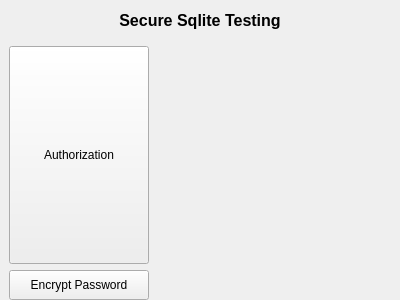
Old version of the form QtGuiApplicationTest/QtGuiApplicationTest/MiscellaneousWxSqlite3.ui in the repository xautshuanglong/QtLearningRepository.
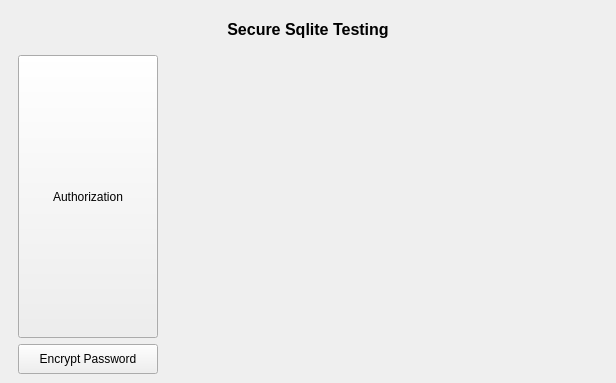
New version of the form. Custom widgets are drawn as their Qt base class.

What changed in the file:
```diff
--- a/QtGuiApplicationTest/QtGuiApplicationTest/MiscellaneousWxSqlite3.ui
+++ b/QtGuiApplicationTest/QtGuiApplicationTest/MiscellaneousWxSqlite3.ui
@@ -6,8 +6,8 @@
    <rect>
     <x>0</x>
     <y>0</y>
-    <width>400</width>
-    <height>300</height>
+    <width>616</width>
+    <height>383</height>
    </rect>
   </property>
   <property name="windowTitle">
@@ -15,16 +15,16 @@
   </property>
   <layout class="QVBoxLayout" name="verticalLayout">
    <property name="leftMargin">
-    <number>0</number>
+    <number>9</number>
    </property>
    <property name="topMargin">
-    <number>0</number>
+    <number>9</number>
    </property>
    <property name="rightMargin">
-    <number>0</number>
+    <number>9</number>
    </property>
    <property name="bottomMargin">
-    <number>0</number>
+    <number>9</number>
    </property>
    <item>
     <layout class="QHBoxLayout" name="horizontalLayout">
```
